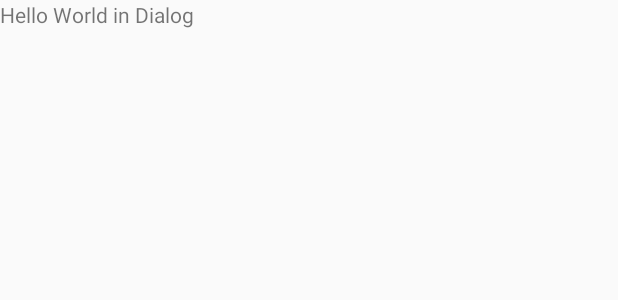
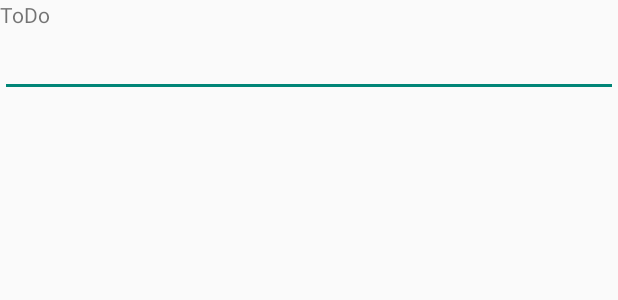
Before and after one commit to zeeshanhanif/android-todolist-firebase, an Android app: the layout dialog_add_todo.xml on its own in the app's theme, with its tools: preview values and no code run, on a phone screen of 412 x 824 dp. Shown: the top 300 px of the screen. Run offline under Robolectric (Android 15) with nearby library versions, the phone set to English and light mode, and no system bars.

```diff
--- a/FirebaseToDoList/app/src/main/res/layout/dialog_add_todo.xml
+++ b/FirebaseToDoList/app/src/main/res/layout/dialog_add_todo.xml
@@ -6,5 +6,11 @@
     <TextView
         android:layout_width="wrap_content"
         android:layout_height="wrap_content"
-        android:text="Hello World in Dialog"/>
+        android:text="@string/addTodoText"/>
+
+    <EditText
+        android:layout_width="match_parent"
+        android:layout_height="wrap_content"
+        android:id="@+id/todoEditText"/>
+
 </LinearLayout>
--- a/FirebaseToDoList/app/src/main/res/values/strings.xml
+++ b/FirebaseToDoList/app/src/main/res/values/strings.xml
@@ -5,9 +5,10 @@
     <string name="hello_world">Hello world!</string>
     <string name="action_settings">Settings</string>
     <string name="title_activity_to_do_list">My ToDo List</string>
-    <string name="addTodoText">My ToDo List</string>
+    <string name="addTodoText">ToDo</string>
     <string name="addTodo">Add</string>
     <string name="cancleTodoAdd">Cancel</string>
 
 
+
 </resources>
```
Also changed, not shown: FirebaseToDoList/app/src/main/java/firebasetodolist/todolist/firebase/com/FragmentCommunicationInterface.java (added, +10 -0 lines), FirebaseToDoList/app/src/main/java/firebasetodolist/todolist/firebase/com/SynchronizedToDoItemArray.java (+5 -3 lines), FirebaseToDoList/app/src/main/java/firebasetodolist/todolist/firebase/com/ToDoItemFragment.java (+5 -2 lines), FirebaseToDoList/app/src/main/java/firebasetodolist/todolist/firebase/com/ToDoListActivity.java (+14 -2 lines).
